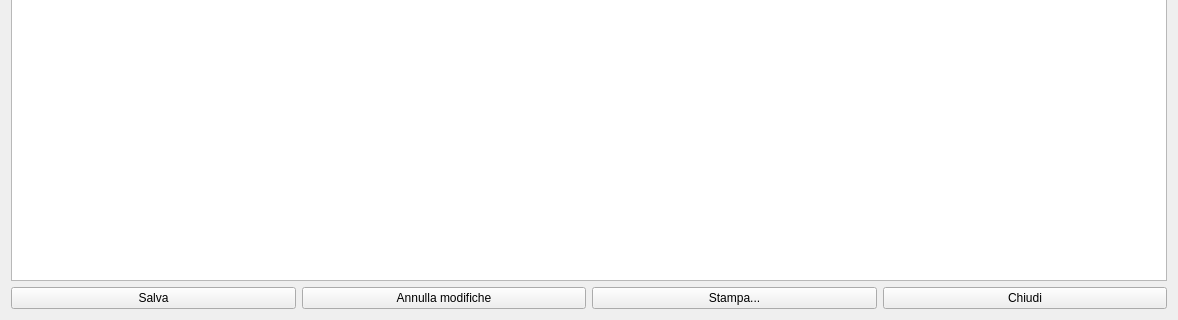
fblabs/hamlet-mod-sancon, file hnschede.ui: the form before one commit; both pictures show x 0 to 1178 and y 353 to 673 of the 1178 by 673 pixel window.
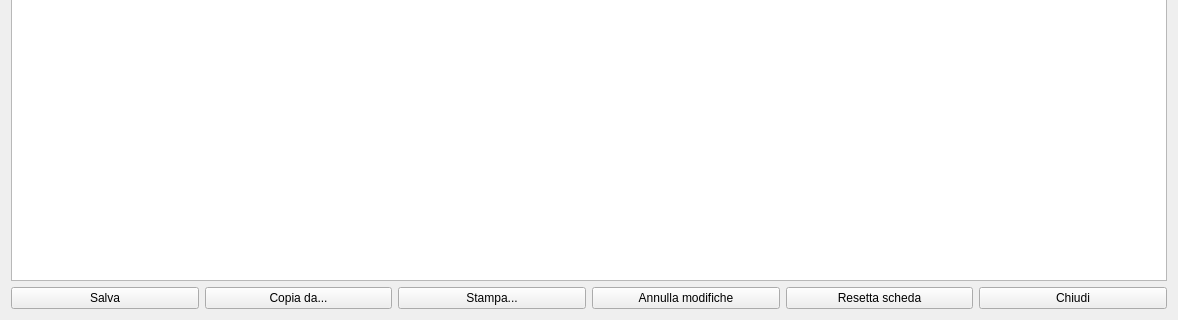
The form after the commit. Icons and pictures are not drawn.

```diff
--- a/hnschede.ui
+++ b/hnschede.ui
@@ -349,9 +349,9 @@
       </widget>
      </item>
      <item>
-      <widget class="QPushButton" name="pushButton_7">
+      <widget class="QPushButton" name="pbCopy">
        <property name="text">
-        <string>Annulla modifiche</string>
+        <string>Copia da...</string>
        </property>
        <property name="icon">
         <iconset resource="icons.qrc">
@@ -382,6 +382,40 @@
        </property>
       </widget>
      </item>
+     <item>
+      <widget class="QPushButton" name="pushButton_7">
+       <property name="text">
+        <string>Annulla modifiche</string>
+       </property>
+       <property name="icon">
+        <iconset resource="icons.qrc">
+         <normaloff>:/Resources/Clockwise-arrow64.png</normaloff>:/Resources/Clockwise-arrow64.png</iconset>
+       </property>
+       <property name="iconSize">
+        <size>
+         <width>32</width>
+         <height>32</height>
+        </size>
+       </property>
+      </widget>
+     </item>
+     <item>
+      <widget class="QPushButton" name="pbReset">
+       <property name="text">
+        <string>Resetta scheda</string>
+       </property>
+       <property name="icon">
+        <iconset resource="icons.qrc">
+         <normaloff>:/Resources/Arrow-turn-left64.png</normaloff>:/Resources/Arrow-turn-left64.png</iconset>
+       </property>
+       <property name="iconSize">
+        <size>
+         <width>32</width>
+         <height>32</height>
+        </size>
+       </property>
+      </widget>
+     </item>
      <item>
       <widget class="QPushButton" name="pbClose">
        <property name="text">
```
Left out of the diff: 2 changed lines with no effect on the pictures.
